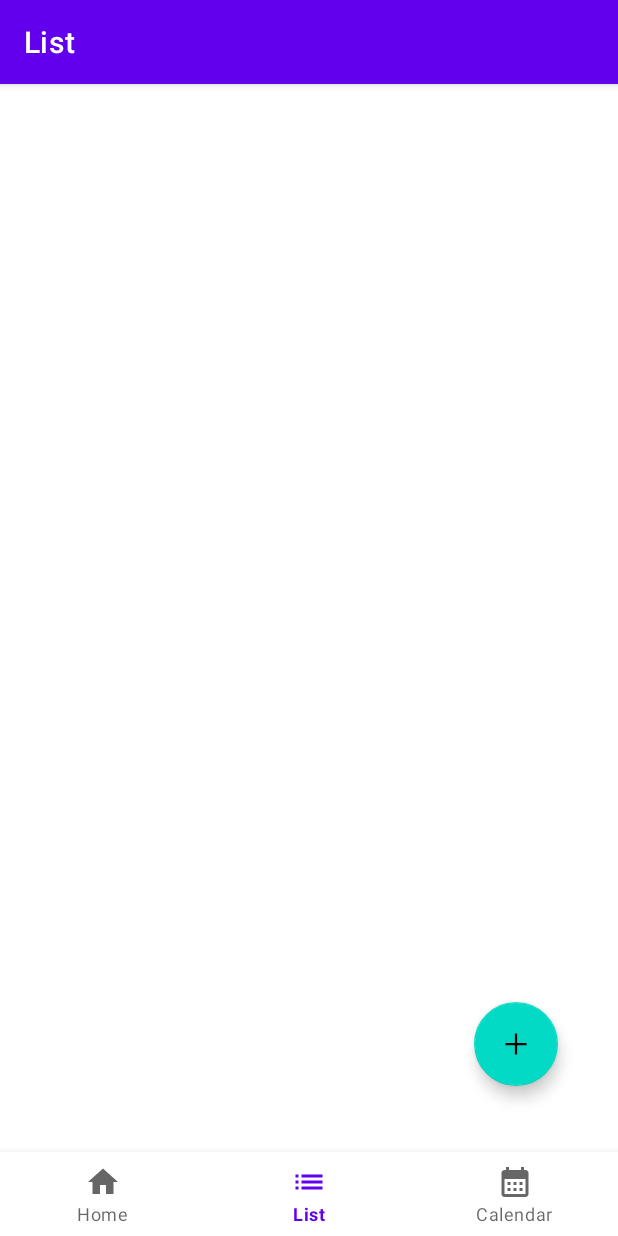
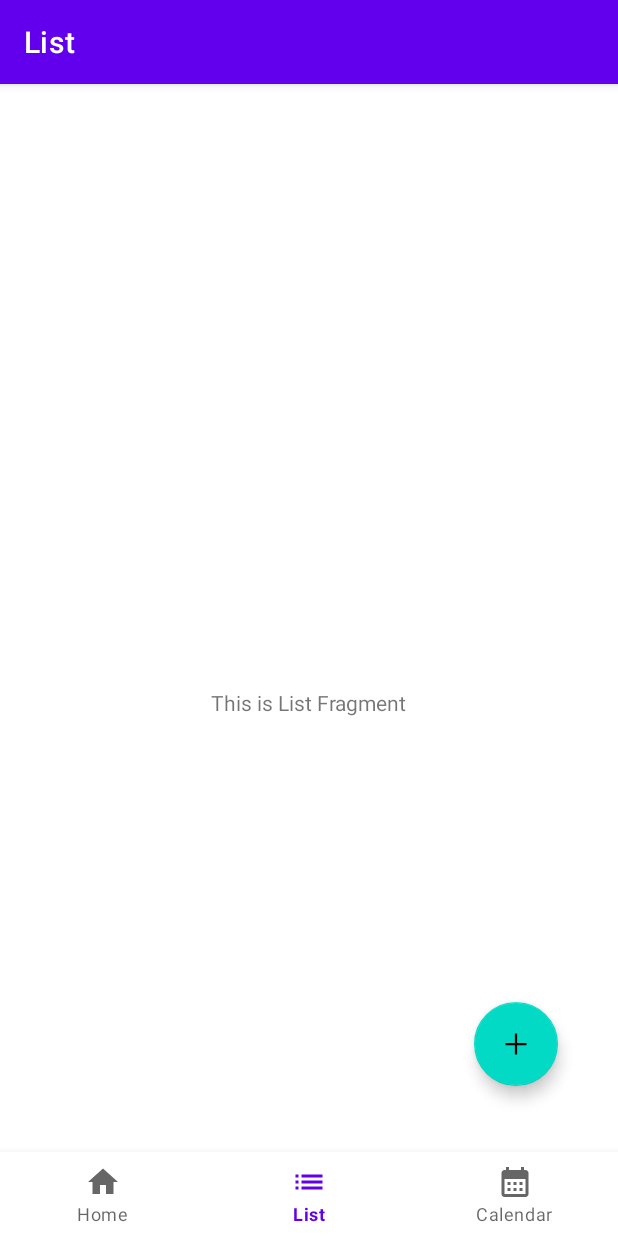
Before and after one commit to NilsNydegger/TaskFrog, an Android app: the ListFragment screen opened through its navigation route, on a phone screen of 412 x 824 dp. Run offline under Robolectric (Android 15) with nearby library versions, the phone set to English and light mode, and no system bars; our stand-ins replace navigation-ui.

Commit message:
Added RoomDatabase *ribbit* Small changes to ListFragment.kt

```diff
--- a/app/src/main/java/com/example/taskfrog/ui/list/ListFragment.kt
+++ b/app/src/main/java/com/example/taskfrog/ui/list/ListFragment.kt
@@ -28,7 +28,7 @@ class ListFragment : Fragment() {
         _binding = FragmentListBinding.inflate(inflater, container, false)
         val root: View = binding.root
 
-        val textView: TextView = binding.textDashboard
+        val textView: TextView = binding.textView
         dashboardViewModel.text.observe(viewLifecycleOwner) {
             textView.text = it
         }
--- a/app/src/main/res/layout/fragment_list.xml
+++ b/app/src/main/res/layout/fragment_list.xml
@@ -17,10 +17,21 @@
         app:layout_constraintBottom_toBottomOf="parent"
         app:layout_constraintEnd_toEndOf="parent" />
 
+    <TextView
+        android:id="@+id/textView"
+        android:layout_width="wrap_content"
+        android:layout_height="wrap_content"
+        android:text="TextView"
+        app:layout_constraintBottom_toBottomOf="parent"
+        app:layout_constraintEnd_toEndOf="parent"
+        app:layout_constraintStart_toStartOf="parent"
+        app:layout_constraintTop_toTopOf="parent" />
+
     <androidx.recyclerview.widget.RecyclerView
         android:layout_width="409dp"
         android:layout_height="354dp"
-        app:layout_constraintTop_toTopOf="parent"
-        tools:layout_editor_absoluteX="1dp" />
+        app:layout_constraintEnd_toEndOf="parent"
+        app:layout_constraintStart_toStartOf="parent"
+        tools:layout_editor_absoluteY="1dp" />
 
 </androidx.constraintlayout.widget.ConstraintLayout>
```
Also changed, not shown: app/src/main/java/com/example/taskfrog/db/FroggyDAO.kt (+4 -4 lines), app/src/main/java/com/example/taskfrog/db/FroggyRoomDatabase.kt (added, +46 -0 lines).
